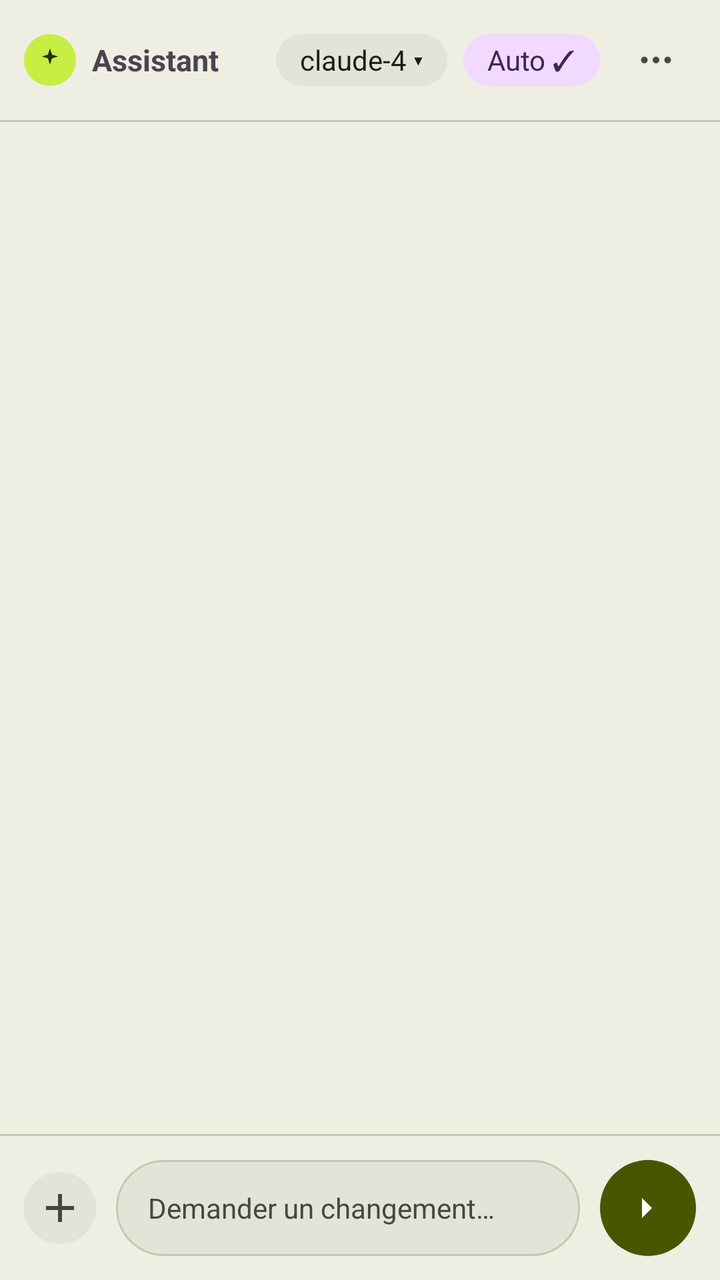
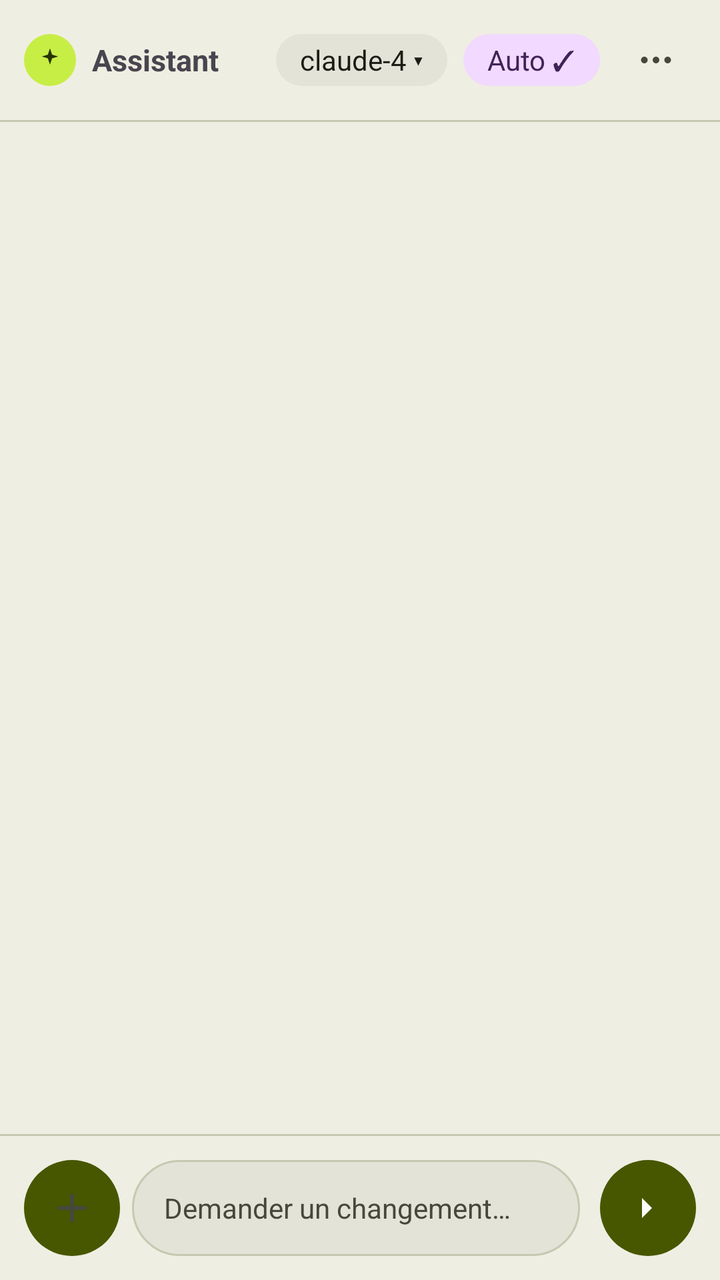

Two renders of the same Android screen: before a commit and after it. Below are the layout's source before the change and the commit's diff.
<!-- AndroidManifest.xml: application theme Theme.JoIDE -->
<!-- res/layout/ai_panel_fragment.xml -->
<?xml version="1.0" encoding="utf-8"?>
<LinearLayout xmlns:android="http://schemas.android.com/apk/res/android"
    xmlns:app="http://schemas.android.com/apk/res-auto"
    android:layout_width="match_parent"
    android:layout_height="match_parent"
    android:orientation="vertical"
    android:background="@color/sc">

    
    <LinearLayout
        android:layout_width="match_parent"
        android:layout_height="wrap_content"
        android:orientation="horizontal"
        android:gravity="center_vertical"
        android:paddingHorizontal="12dp"
        android:paddingVertical="10dp">

        <ImageView
            android:id="@+id/chat_back_button"
            android:layout_width="40dp"
            android:layout_height="40dp"
            android:layout_marginEnd="4dp"
            android:src="@drawable/ic_back"
            android:background="@drawable/fond_iconbtn"
            android:scaleType="center"
            android:contentDescription="@string/chat_back"
            android:visibility="gone"
            app:tint="@color/sur_var" />

        <FrameLayout
            android:layout_width="26dp"
            android:layout_height="26dp"
            android:background="@drawable/fond_pastille"
            android:layout_marginEnd="8dp">

            <ImageView
                android:layout_width="14dp"
                android:layout_height="14dp"
                android:layout_gravity="center"
                android:src="@drawable/ic_spark"
                android:importantForAccessibility="no"
                app:tint="@color/sur_conteneur_primaire" />
        </FrameLayout>

        <TextView
            android:id="@+id/chat_title"
            android:layout_width="0dp"
            android:layout_height="wrap_content"
            android:layout_weight="1"
            android:singleLine="true"
            android:ellipsize="end"
            android:text="@string/chat_assistant_title"
            style="@style/Txt.Sm" />

        <TextView
            android:id="@+id/model_pill"
            android:layout_width="wrap_content"
            android:layout_height="wrap_content"
            android:layout_marginEnd="8dp"
            android:background="@drawable/fond_pill_sc_highest"
            android:textColor="@color/sur"
            android:text="@string/chat_model_default"
            style="@style/Pill" />

        <TextView
            android:id="@+id/perm_pill"
            android:layout_width="wrap_content"
            android:layout_height="wrap_content"
            android:layout_marginEnd="8dp"
            android:background="@drawable/fond_pill_tc"
            android:textColor="@color/sur_conteneur_tertiaire"
            android:text="@string/chat_perm_auto"
            style="@style/Pill" />

        <ImageView
            android:id="@+id/more_button"
            android:layout_width="40dp"
            android:layout_height="40dp"
            android:src="@drawable/ic_dots"
            android:background="@drawable/fond_iconbtn"
            android:contentDescription="@string/chat_more_actions"
            android:padding="10dp"
            app:tint="@color/sur_var" />
    </LinearLayout>

    <View
        android:layout_width="match_parent"
        android:layout_height="1dp"
        android:background="@color/contour_var" />

    
    <HorizontalScrollView
        android:layout_width="match_parent"
        android:layout_height="wrap_content"
        android:scrollbars="none"
        android:overScrollMode="never">

        <LinearLayout
            android:id="@+id/chips_row"
            android:layout_width="wrap_content"
            android:layout_height="wrap_content"
            android:orientation="horizontal"
            android:gravity="center_vertical"
            android:paddingHorizontal="12dp"
            android:paddingVertical="8dp"
            android:visibility="gone" />
    </HorizontalScrollView>

    
    <ScrollView
        android:id="@+id/transcript_scroll"
        android:layout_width="match_parent"
        android:layout_height="0dp"
        android:layout_weight="1"
        android:fillViewport="true"
        android:scrollbars="none"
        android:overScrollMode="never">

        <LinearLayout
            android:id="@+id/transcript_list"
            android:layout_width="match_parent"
            android:layout_height="wrap_content"
            android:orientation="vertical"
            android:paddingHorizontal="14dp"
            android:paddingVertical="12dp" />
    </ScrollView>

    <View
        android:layout_width="match_parent"
        android:layout_height="1dp"
        android:background="@color/contour_var" />

    
    <LinearLayout
        android:layout_width="match_parent"
        android:layout_height="wrap_content"
        android:orientation="horizontal"
        android:gravity="center_vertical"
        android:padding="12dp">

        <ImageView
            android:id="@+id/attach_button"
            android:layout_width="36dp"
            android:layout_height="36dp"
            android:layout_marginEnd="10dp"
            android:background="@drawable/fond_bouton_rond36"
            android:scaleType="center"
            android:src="@drawable/ic_plus"
            android:contentDescription="@string/chat_attach"
            app:tint="@color/sur_var" />

        <EditText
            android:id="@+id/input_field"
            android:layout_width="0dp"
            android:layout_height="wrap_content"
            android:layout_weight="1"
            android:layout_marginEnd="10dp"
            android:minHeight="48dp"
            android:background="@drawable/fond_field_rond"
            android:paddingHorizontal="16dp"
            android:paddingVertical="10dp"
            android:hint="@string/chat_input_hint"
            android:textColorHint="@color/sur_var"
            android:textColor="@color/sur"
            android:textSize="14sp"
            android:maxLines="6"
            android:inputType="textMultiLine|textCapSentences"
            android:importantForAutofill="no" />

        <ImageView
            android:id="@+id/send_button"
            android:layout_width="48dp"
            android:layout_height="48dp"
            android:background="@drawable/fond_bouton_rond"
            android:scaleType="center"
            android:src="@drawable/ic_arrow"
            android:contentDescription="@string/chat_send"
            app:tint="@color/sur_primaire" />
    </LinearLayout>
</LinearLayout>
<!-- resources referenced by this layout -->
<resources>
  <color name="contour_var">#C6C9B2</color>
  <color name="sc">#EFEEE2</color>
  <color name="sur">#1B1C15</color>
  <color name="sur_conteneur_primaire">#273300</color>
  <color name="sur_conteneur_tertiaire">#3E2457</color>
  <color name="sur_primaire">#FFFFFF</color>
  <color name="sur_var">#45483A</color>
  <!-- drawable fond_bouton_rond (drawable) -->
  <?xml version="1.0" encoding="utf-8"?>
  <shape xmlns:android="http://schemas.android.com/apk/res/android">
      <solid android:color="@color/primaire" />
      <corners android:radius="24dp" />
  </shape>
  <!-- drawable fond_bouton_rond36 (drawable) -->
  <?xml version="1.0" encoding="utf-8"?>
  <shape xmlns:android="http://schemas.android.com/apk/res/android">
      <solid android:color="@color/sc_highest" />
      <corners android:radius="18dp" />
  </shape>
  <!-- drawable fond_field_rond (drawable) -->
  <?xml version="1.0" encoding="utf-8"?>
  <shape xmlns:android="http://schemas.android.com/apk/res/android"
      android:shape="rectangle">
      <solid android:color="@color/sc_highest" />
      <stroke android:width="1dp" android:color="@color/contour_var" />
      <corners android:radius="24dp" />
  </shape>
  <!-- drawable fond_pastille (drawable) -->
  <?xml version="1.0" encoding="utf-8"?>
  <shape xmlns:android="http://schemas.android.com/apk/res/android">
      <solid android:color="@color/conteneur_primaire" />
      <corners android:radius="20dp" />
  </shape>
  <!-- drawable fond_pill_sc_highest (drawable) -->
  <?xml version="1.0" encoding="utf-8"?>
  <shape xmlns:android="http://schemas.android.com/apk/res/android">
      <solid android:color="@color/sc_highest" /><corners android:radius="13dp" />
  </shape>
  <!-- drawable fond_pill_tc (drawable) -->
  <?xml version="1.0" encoding="utf-8"?>
  <shape xmlns:android="http://schemas.android.com/apk/res/android">
      <solid android:color="@color/conteneur_tertiaire" /><corners android:radius="13dp" />
  </shape>
  <!-- drawable ic_arrow (drawable) -->
  <?xml version="1.0" encoding="utf-8"?>
  <vector xmlns:android="http://schemas.android.com/apk/res/android"
      android:width="24dp" android:height="24dp"
      android:viewportWidth="24" android:viewportHeight="24"
      android:tint="?attr/colorOnSurfaceVariant">
      <path android:pathData="M9 7l5 5-5 5" android:fillColor="#FFFFFF" />
  </vector>
  <string name="chat_assistant_title">Assistant</string>
  <string name="chat_attach">Joindre</string>
  <string name="chat_back">Retour</string>
  <string name="chat_input_hint">Demander un changement…</string>
  <string name="chat_model_default">claude-4 ▾</string>
  <string name="chat_more_actions">Actions</string>
  <string name="chat_perm_auto">Auto ✓</string>
  <string name="chat_send">Envoyer</string>
  <style name="Pill" parent="">
          <item name="android:minHeight">@dimen/pill_hauteur</item>
          <item name="android:paddingStart">@dimen/pill_padding_h</item>
          <item name="android:paddingEnd">@dimen/pill_padding_h</item>
          <item name="android:gravity">center_vertical</item>
      </style>
  <style name="Txt.Sm" parent="">
          <item name="android:textSize">@dimen/txt_sm</item>
          <item name="android:textStyle">bold</item>
      </style>
  <color name="primaire">#465700</color>
  <color name="sc_highest">#E4E3D7</color>
  <color name="conteneur_primaire">#C7EE45</color>
  <color name="conteneur_tertiaire">#F2D9FF</color>
  <dimen name="pill_hauteur">26dp</dimen>
  <dimen name="pill_padding_h">12dp</dimen>
  <dimen name="txt_sm">15sp</dimen>
  <color name="sc2">#DEE5C3</color>
  <color name="sur_sc2">#2A3119</color>
  <color name="tertiaire">#6C3E85</color>
  <color name="sur_tertiaire">#FFFFFF</color>
  <color name="contour">#767966</color>
  <color name="erreur">#8F4C38</color>
  <color name="conteneur_erreur">#FFDBD1</color>
  <color name="sur_conteneur_erreur">#5B1A0B</color>
  <color name="fond">#FBFAED</color>
  <color name="sc_low">#F5F4E7</color>
  <color name="sc_lowest">#FFFFFF</color>
  <color name="sc_high">#EAE9DC</color>
  <!-- unchanged entries left out for length: 6 -->
</resources>

<!-- the commit's change to res/layout/ai_panel_fragment.xml (unified diff, before → after) -->
@@ -131,6 +131,36 @@
         android:background="@color/contour_var" />
 
     
+    <TextView
+        android:id="@+id/state_line"
+        android:layout_width="match_parent"
+        android:layout_height="wrap_content"
+        android:paddingHorizontal="16dp"
+        android:paddingTop="8dp"
+        android:textSize="11.5sp"
+        android:textStyle="bold"
+        android:textColor="@color/sur_var"
+        android:visibility="gone"
+        android:importantForAccessibility="yes" />
+
+    
+    <HorizontalScrollView
+        android:id="@+id/mention_row"
+        android:layout_width="match_parent"
+        android:layout_height="wrap_content"
+        android:scrollbars="none"
+        android:visibility="gone">
+
+        <LinearLayout
+            android:id="@+id/mention_chips"
+            android:layout_width="wrap_content"
+            android:layout_height="wrap_content"
+            android:orientation="horizontal"
+            android:paddingHorizontal="12dp"
+            android:paddingVertical="6dp" />
+    </HorizontalScrollView>
+
+    
     <LinearLayout
         android:layout_width="match_parent"
         android:layout_height="wrap_content"
@@ -140,10 +170,10 @@
 
         <ImageView
             android:id="@+id/attach_button"
-            android:layout_width="36dp"
-            android:layout_height="36dp"
-            android:layout_marginEnd="10dp"
-            android:background="@drawable/fond_bouton_rond36"
+            android:layout_width="48dp"
+            android:layout_height="48dp"
+            android:layout_marginEnd="6dp"
+            android:background="@drawable/fond_bouton_rond"
             android:scaleType="center"
             android:src="@drawable/ic_plus"
             android:contentDescription="@string/chat_attach"
<!-- resource entries referenced after the edit -->
@@ -12,12 +12,6 @@
   <shape xmlns:android="http://schemas.android.com/apk/res/android">
       <solid android:color="@color/primaire" />
       <corners android:radius="24dp" />
-  </shape>
-  <!-- drawable fond_bouton_rond36 (drawable) -->
-  <?xml version="1.0" encoding="utf-8"?>
-  <shape xmlns:android="http://schemas.android.com/apk/res/android">
-      <solid android:color="@color/sc_highest" />
-      <corners android:radius="18dp" />
   </shape>
   <!-- drawable fond_field_rond (drawable) -->
   <?xml version="1.0" encoding="utf-8"?>
